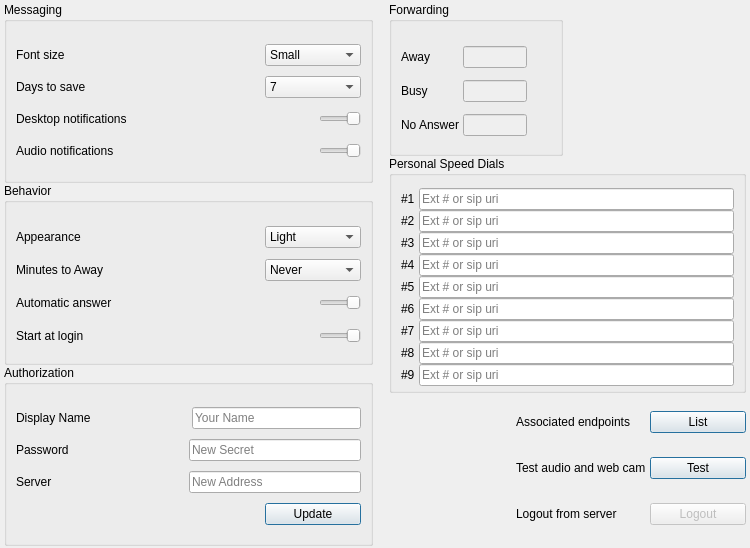
Qt form Desktop/options.ui (dyfet/tycho_sipwitchqt) before a commit.
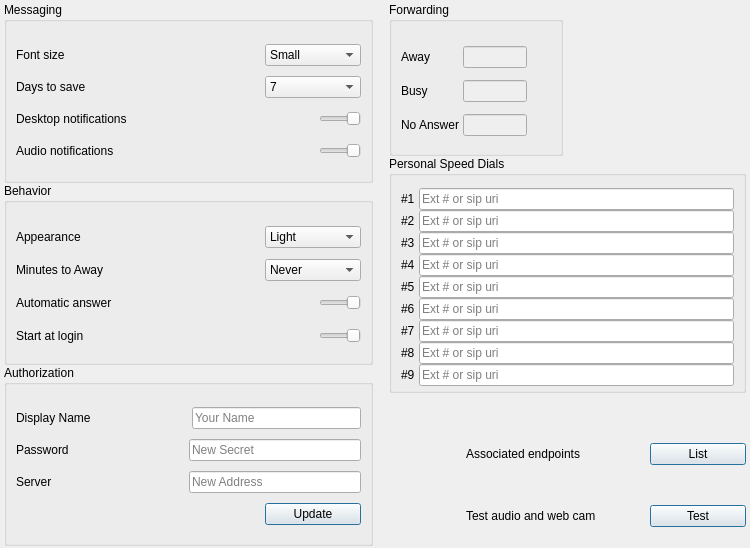
The same form after that commit. Icons and pictures are not drawn.

What changed in the file:
```diff
--- a/Desktop/options.ui
+++ b/Desktop/options.ui
@@ -464,25 +464,7 @@
        <property name="verticalSpacing">
         <number>6</number>
        </property>
-       <item row="2" column="1">
-        <widget class="QLabel" name="label_7">
-         <property name="text">
-          <string>Test audio and web cam</string>
-         </property>
-        </widget>
-       </item>
-       <item row="3" column="1">
-        <layout class="QHBoxLayout" name="horizontalLayout_5">
-         <item>
-          <widget class="QLabel" name="label_2">
-           <property name="text">
-            <string>Logout from server</string>
-           </property>
-          </widget>
-         </item>
-        </layout>
-       </item>
-       <item row="2" column="2">
+       <item row="3" column="2">
         <widget class="QPushButton" name="testButton">
          <property name="minimumSize">
           <size>
@@ -504,12 +486,18 @@
          </property>
         </widget>
        </item>
-       <item row="4" column="1">
-        <layout class="QHBoxLayout" name="horizontalLayout_2">
-         <property name="spacing">
-          <number>6</number>
+       <item row="3" column="1">
+        <widget class="QLabel" name="label_7">
+         <property name="minimumSize">
+          <size>
+           <width>180</width>
+           <height>0</height>
+          </size>
          </property>
-        </layout>
+         <property name="text">
+          <string>Test audio and web cam</string>
+         </property>
+        </widget>
        </item>
        <item row="1" column="1">
         <widget class="QLabel" name="label_18">
@@ -518,6 +506,19 @@
          </property>
         </widget>
        </item>
+       <item row="0" column="0">
+        <spacer name="horizontalSpacer_4">
+         <property name="orientation">
+          <enum>Qt::Horizontal</enum>
+         </property>
+         <property name="sizeHint" stdset="0">
+          <size>
+           <width>0</width>
+           <height>0</height>
+          </size>
+         </property>
+        </spacer>
+       </item>
        <item row="1" column="2">
         <widget class="QPushButton" name="listButton">
          <property name="minimumSize">
@@ -540,40 +541,28 @@
          </property>
         </widget>
        </item>
-       <item row="3" column="2">
-        <widget class="QPushButton" name="resetButton">
-         <property name="enabled">
-          <bool>false</bool>
+       <item row="2" column="1">
+        <layout class="QHBoxLayout" name="horizontalLayout_2">
+         <property name="spacing">
+          <number>6</number>
          </property>
-         <property name="minimumSize">
-          <size>
-           <width>96</width>
-           <height>0</height>
-          </size>
+         <property name="bottomMargin">
+          <number>16</number>
          </property>
-         <property name="maximumSize">
-          <size>
-           <width>96</width>
-           <height>16777215</height>
-          </size>
-         </property>
-         <property name="text">
-          <string>Logout</string>
-         </property>
-         <property name="default">
-          <bool>true</bool>
-         </property>
-        </widget>
+        </layout>
        </item>
-       <item row="0" column="0">
-        <spacer name="horizontalSpacer_4">
+       <item row="0" column="1">
+        <spacer name="verticalSpacer_2">
          <property name="orientation">
-          <enum>Qt::Horizontal</enum>
+          <enum>Qt::Vertical</enum>
+         </property>
+         <property name="sizeType">
+          <enum>QSizePolicy::Fixed</enum>
          </property>
          <property name="sizeHint" stdset="0">
           <size>
-           <width>0</width>
-           <height>0</height>
+           <width>20</width>
+           <height>32</height>
           </size>
          </property>
         </spacer>
```
Left out of the diff: 1 changed line with no effect on the pictures.
